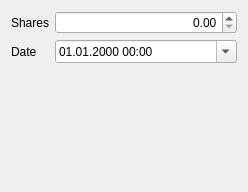
Qt form src/views/ui_files/dialogs/security_transfer_dialog.ui (JakubFranek/Kapytal) before a commit.
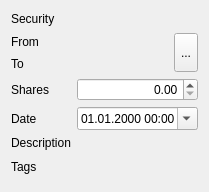
The same form after that commit.

Commit message: Add Swap Accounts btn. to Security Transfer Dialog

Patch:
```diff
--- a/src/views/ui_files/dialogs/security_transfer_dialog.ui
+++ b/src/views/ui_files/dialogs/security_transfer_dialog.ui
@@ -9,7 +9,7 @@
    <rect>
     <x>0</x>
     <y>0</y>
-    <width>248</width>
+    <width>209</width>
     <height>192</height>
    </rect>
   </property>
@@ -27,15 +27,112 @@
   </property>
   <layout class="QVBoxLayout" name="verticalLayout">
    <item>
-    <layout class="QFormLayout" name="formLayout">
-     <item row="0" column="0">
+    <layout class="QGridLayout" name="gridLayout">
+     <item row="1" column="0">
+      <widget class="QLabel" name="fromLabel">
+       <property name="sizePolicy">
+        <sizepolicy hsizetype="Fixed" vsizetype="Preferred">
+         <horstretch>0</horstretch>
+         <verstretch>0</verstretch>
+        </sizepolicy>
+       </property>
+       <property name="text">
+        <string>From</string>
+       </property>
+      </widget>
+     </item>
+     <item row="2" column="0">
+      <widget class="QLabel" name="toLabel">
+       <property name="sizePolicy">
+        <sizepolicy hsizetype="Fixed" vsizetype="Preferred">
+         <horstretch>0</horstretch>
+         <verstretch>0</verstretch>
+        </sizepolicy>
+       </property>
+       <property name="text">
+        <string>To</string>
+       </property>
+      </widget>
+     </item>
+     <item row="3" column="0">
       <widget class="QLabel" name="sharesLabel">
+       <property name="sizePolicy">
+        <sizepolicy hsizetype="Fixed" vsizetype="Preferred">
+         <horstretch>0</horstretch>
+         <verstretch>0</verstretch>
+        </sizepolicy>
+       </property>
        <property name="text">
         <string>Shares</string>
        </property>
       </widget>
      </item>
-     <item row="0" column="1">
+     <item row="1" column="2" rowspan="2">
+      <widget class="QToolButton" name="swapAccountsToolButton">
+       <property name="sizePolicy">
+        <sizepolicy hsizetype="Fixed" vsizetype="Expanding">
+         <horstretch>0</horstretch>
+         <verstretch>0</verstretch>
+        </sizepolicy>
+       </property>
+       <property name="text">
+        <string>...</string>
+       </property>
+      </widget>
+     </item>
+     <item row="4" column="0">
+      <widget class="QLabel" name="dateLabel">
+       <property name="sizePolicy">
+        <sizepolicy hsizetype="Fixed" vsizetype="Preferred">
+         <horstretch>0</horstretch>
+         <verstretch>0</verstretch>
+        </sizepolicy>
+       </property>
+       <property name="text">
+        <string>Date</string>
+       </property>
+      </widget>
+     </item>
+     <item row="0" column="0">
+      <widget class="QLabel" name="securityLabel">
+       <property name="sizePolicy">
+        <sizepolicy hsizetype="Fixed" vsizetype="Preferred">
+         <horstretch>0</horstretch>
+         <verstretch>0</verstretch>
+        </sizepolicy>
+       </property>
+       <property name="text">
+        <string>Security</string>
+       </property>
+      </widget>
+     </item>
+     <item row="5" column="0" alignment="Qt::AlignTop">
+      <widget class="QLabel" name="descriptionLabel">
+       <property name="sizePolicy">
+        <sizepolicy hsizetype="Fixed" vsizetype="Preferred">
+         <horstretch>0</horstretch>
+         <verstretch>0</verstretch>
+        </sizepolicy>
+       </property>
+       <property name="text">
+        <string>Description</string>
+       </property>
+      </widget>
+     </item>
+     <item row="6" column="0">
+      <widget class="QLabel" name="tagsLabel">
+       <property name="sizePolicy">
+        <sizepolicy hsizetype="Fixed" vsizetype="Preferred">
+         <horstretch>0</horstretch>
+         <verstretch>0</verstretch>
+        </sizepolicy>
+       </property>
+       <property name="text">
+        <string>Tags</string>
+       </property>
+      </widget>
+     </item>
+     <item row="3" column="1" colspan="2">
       <widget class="QDoubleSpinBox" name="sharesDoubleSpinBox">
        <property name="alignment">
         <set>Qt::AlignRight|Qt::AlignTrailing|Qt::AlignVCenter</set>
@@ -48,14 +145,7 @@
        </property>
       </widget>
      </item>
-     <item row="1" column="0">
-      <widget class="QLabel" name="dateLabel">
-       <property name="text">
-        <string>Date</string>
-       </property>
-      </widget>
-     </item>
-     <item row="1" column="1">
+     <item row="4" column="1" colspan="2">
       <widget class="QDateTimeEdit" name="dateTimeEdit">
        <property name="displayFormat">
         <string>dd.MM.yyyy hh:mm</string>
```
Left out of the diff: 5 changed lines with no effect on the pictures. The commit also changes 2 other files.
